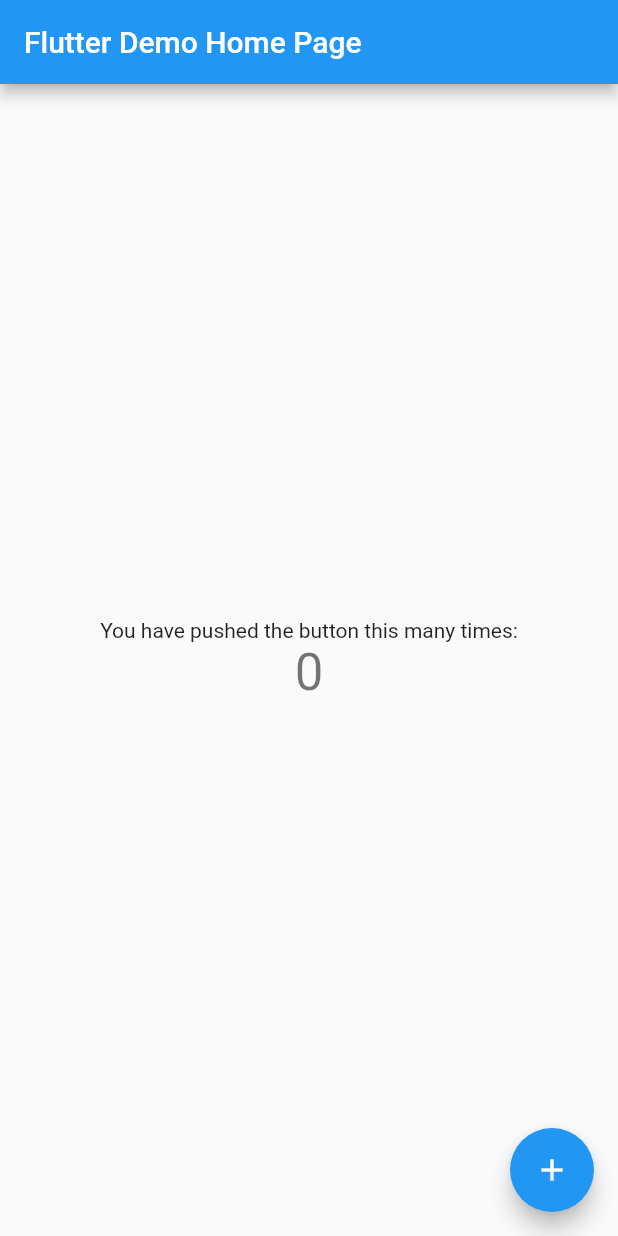
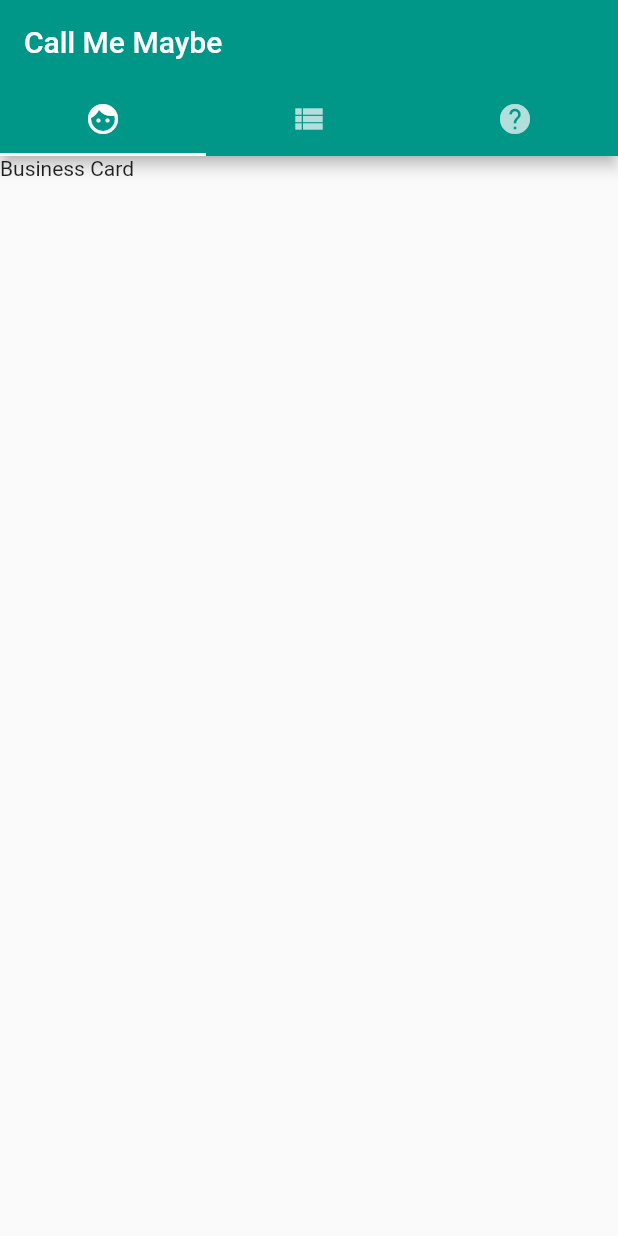
Before and after one commit to JBPort94/CS492Project3, a Flutter app: the screen it shows after launch, on a phone screen of 412 x 824 dp. Run offline on Flutter 3.47's test engine with Material 2 defaults, Android fonts, the phone set to English and light mode, and no system bars.

Commit message:
Added main screen as DefaultTabController. Got tabs and screens created.

```diff
--- /dev/null
+++ b/lib/app.dart
@@ -0,0 +1,44 @@
+import 'package:flutter/material.dart';
+import 'screens/business_card_screen.dart';
+import 'screens/resume_screen.dart';
+import 'screens/predictor_screen.dart';
+
+class App extends StatelessWidget {
+  // This widget is the root of your application.
+  @override
+  Widget build(BuildContext context) {
+    return MaterialApp(
+      title: 'Flutter Demo',
+      theme: ThemeData(
+        primarySwatch: Colors.teal,
+      ),
+      home: MainTabController()
+    );
+  }
+}
+
+class MainTabController extends StatelessWidget {
+
+  static const tabs = [
+    Tab(icon: Icon(Icons.face)),
+    Tab(icon: Icon(Icons.view_list)),
+    Tab(icon: Icon(Icons.help_outlined))
+  ];
+
+  final screens = [BusinessCardScreen(), ResumeScreen(), PredictorScreen()];
+
+  @override
+  Widget build(BuildContext context) {
+    return DefaultTabController(
+      length: 3,
+      initialIndex: 0,
+      child: Scaffold(
+        appBar: AppBar(
+          title: Text('Call Me Maybe'),
+          bottom: TabBar(tabs: tabs)
+        ),
+        body: TabBarView(children: screens)
+      )
+    );
+  }
+}
--- a/lib/main.dart
+++ b/lib/main.dart
@@ -1,113 +1,6 @@
 import 'package:flutter/material.dart';
+import 'app.dart';
 
 void main() {
-  runApp(MyApp());
+  runApp(App());
 }
-
-class MyApp extends StatelessWidget {
-  // This widget is the root of your application.
-  @override
-  Widget build(BuildContext context) {
-    return MaterialApp(
-      title: 'Flutter Demo',
-      theme: ThemeData(
-        // This is the theme of your application.
-        //
-        // Try running your application with "flutter run". You'll see the
-        // application has a blue toolbar. Then, without quitting the app, try
-        // changing the primarySwatch below to Colors.green and then invoke
-        // "hot reload" (press "r" in the console where you ran "flutter run",
-        // or simply save your changes to "hot reload" in a Flutter IDE).
-        // Notice that the counter didn't reset back to zero; the application
-        // is not restarted.
-        primarySwatch: Colors.blue,
-      ),
-      home: MyHomePage(title: 'Flutter Demo Home Page'),
-    );
-  }
-}
-
-class MyHomePage extends StatefulWidget {
-  MyHomePage({Key? key, required this.title}) : super(key: key);
-
-  // This widget is the home page of your application. It is stateful, meaning
-  // that it has a State object (defined below) that contains fields that affect
-  // how it looks.
-
-  // This class is the configuration for the state. It holds the values (in this
-  // case the title) provided by the parent (in this case the App widget) and
-  // used by the build method of the State. Fields in a Widget subclass are
-  // always marked "final".
-
-  final String title;
-
-  @override
-  _MyHomePageState createState() => _MyHomePageState();
-}
-
-class _MyHomePageState extends State<MyHomePage> {
-  int _counter = 0;
-
-  void _incrementCounter() {
-    setState(() {
-      // This call to setState tells the Flutter framework that something has
-      // changed in this State, which causes it to rerun the build method below
-      // so that the display can reflect the updated values. If we changed
-      // _counter without calling setState(), then the build method would not be
-      // called again, and so nothing would appear to happen.
-      _counter++;
-    });
-  }
-
-  @override
-  Widget build(BuildContext context) {
-    // This method is rerun every time setState is called, for instance as done
-    // by the _incrementCounter method above.
-    //
-    // The Flutter framework has been optimized to make rerunning build methods
-    // fast, so that you can just rebuild anything that needs updating rather
-    // than having to individually change instances of widgets.
-    return Scaffold(
-      appBar: AppBar(
-        // Here we take the value from the MyHomePage object that was created by
-        // the App.build method, and use it to set our appbar title.
-        title: Text(widget.title),
-      ),
-      body: Center(
-        // Center is a layout widget. It takes a single child and positions it
-        // in the middle of the parent.
-        child: Column(
-          // Column is also a layout widget. It takes a list of children and
-          // arranges them vertically. By default, it sizes itself to fit its
-          // children horizontally, and tries to be as tall as its parent.
-          //
-          // Invoke "debug painting" (press "p" in the console, choose the
-          // "Toggle Debug Paint" action from the Flutter Inspector in Android
-          // Studio, or the "Toggle Debug Paint" command in Visual Studio Code)
-          // to see the wireframe for each widget.
-          //
-          // Column has various properties to control how it sizes itself and
-          // how it positions its children. Here we use mainAxisAlignment to
-          // center the children vertically; the main axis here is the vertical
-          // axis because Columns are vertical (the cross axis would be
-          // horizontal).
-          mainAxisAlignment: MainAxisAlignment.center,
-          children: <Widget>[
-            Text(
-              'You have pushed the button this many times:',
-            ),
-            Text(
-              '$_counter',
-              style: Theme.of(context).textTheme.headline4,
-            ),
-          ],
-        ),
-      ),
-      floatingActionButton: FloatingActionButton(
-        onPressed: _incrementCounter,
-        tooltip: 'Increment',
-        child: Icon(Icons.add),
-      ), // This trailing comma makes auto-formatting nicer for build methods.
-    );
-  }
-}
--- /dev/null
+++ b/lib/screens/business_card_screen.dart
@@ -0,0 +1,10 @@
+import 'package:flutter/material.dart';
+
+class BusinessCardScreen extends StatelessWidget {
+  @override
+  Widget build(BuildContext context) {
+    return Container(
+      child: Text('Business Card')
+    );
+  }
+}
--- /dev/null
+++ b/lib/screens/predictor_screen.dart
@@ -0,0 +1,10 @@
+import 'package:flutter/material.dart';
+
+class PredictorScreen extends StatelessWidget {
+  @override
+  Widget build(BuildContext context) {
+    return Container(
+      child: Text('Predictor')
+    );
+  }
+}
--- /dev/null
+++ b/lib/screens/resume_screen.dart
@@ -0,0 +1,10 @@
+import 'package:flutter/material.dart';
+
+class ResumeScreen extends StatelessWidget {
+  @override
+  Widget build(BuildContext context) {
+    return Container(
+      child: Text('Resume')
+    );
+  }
+}
```
Also changed, not shown: 1 other file.
